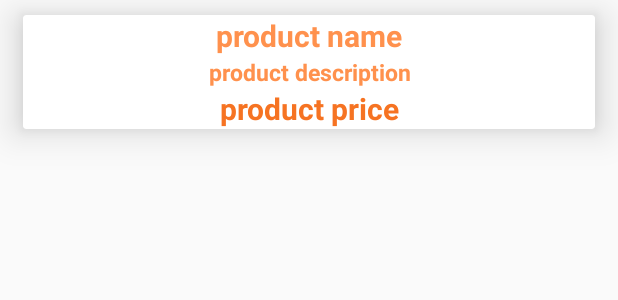
After one commit to jeneeDurai/AmazonDemo, an Android app: the layout product_layout.xml on its own in the app's theme, with its tools: preview values and no code run, on a phone screen of 412 x 824 dp. The commit adds this screen. Shown: the top 300 px of the screen. Run offline under Robolectric (Android 15) with nearby library versions, the phone set to English and light mode, and no system bars.

Commit message:
load product list

```diff
--- a/app/build.gradle
+++ b/app/build.gradle
@@ -30,6 +30,7 @@ dependencies {
     implementation 'com.google.firebase:firebase-core:16.0.1'
     implementation 'com.google.firebase:firebase-database:16.0.1'
     implementation 'com.google.firebase:firebase-storage:16.0.1'
+    implementation 'com.firebaseui:firebase-ui-database:4.0.0'
     implementation 'com.android.support:design:28.0.0'
     implementation 'com.android.support:cardview-v7:28.0.0'
     testImplementation 'junit:junit:4.12'
--- /dev/null
+++ b/app/src/main/res/layout/product_layout.xml
@@ -0,0 +1,57 @@
+<?xml version="1.0" encoding="utf-8"?>
+<android.support.v7.widget.CardView xmlns:android="http://schemas.android.com/apk/res/android"
+    android:layout_width="match_parent"
+    android:layout_height="wrap_content"
+    xmlns:app="http://schemas.android.com/apk/res-auto"
+    android:layout_marginTop="10dp"
+    android:layout_marginStart="15dp"
+    android:layout_marginEnd="15dp"
+    app:cardElevation="15dp"
+    >
+
+    <RelativeLayout
+        android:layout_width="match_parent"
+        android:layout_height="match_parent">
+
+        <TextView
+            android:id="@+id/card_product_name"
+            android:layout_width="match_parent"
+            android:layout_height="wrap_content"
+            android:text="product name"
+            android:textAlignment="center"
+            android:textSize="20sp"
+            android:textColor="@color/colorPrimary"
+            android:textStyle="bold"
+            />
+
+        <!--<ImageView-->
+            <!--android:id="@+id/card_product_image"-->
+            <!--android:layout_width="match_parent"-->
+            <!--android:layout_height="200dp"-->
+            <!--android:layout_below="@+id/card_product_name"/>-->
+
+        <TextView
+            android:id="@+id/card_product_description"
+            android:layout_width="match_parent"
+            android:layout_height="wrap_content"
+            android:text="product description"
+            android:textAlignment="center"
+            android:textSize="15sp"
+            android:textColor="@color/colorPrimary"
+            android:textStyle="bold"
+            android:layout_below="@+id/card_product_name"/>
+
+        <TextView
+            android:id="@+id/card_product_price"
+            android:layout_width="match_parent"
+            android:layout_height="wrap_content"
+            android:text="product price"
+            android:textAlignment="center"
+            android:textSize="20sp"
+            android:textColor="@color/colorPrimaryDark"
+            android:textStyle="bold"
+            android:layout_below="@+id/card_product_description"/>
+    </RelativeLayout>
+
+
+</android.support.v7.widget.CardView>
```
Also changed, not shown: app/src/main/java/com/example/amazondemo/HomeActivity.java (+54 -0 lines), app/src/main/java/com/example/amazondemo/interf/ItemClickListener.java (added, +8 -0 lines), app/src/main/java/com/example/amazondemo/model/Product.java (added, +92 -0 lines), app/src/main/java/com/example/amazondemo/viewHolder/ProductViewHolder.java (added, +39 -0 lines), app/src/main/res/drawable/ic_menu_camera.xml (deleted, +0 -12 lines), app/src/main/res/drawable/ic_menu_gallery.xml (deleted, +0 -9 lines), app/src/main/res/drawable/ic_menu_manage.xml (deleted, +0 -9 lines), app/src/main/res/drawable/ic_menu_send.xml (deleted, +0 -9 lines), app/src/main/res/drawable/ic_menu_share.xml (deleted, +0 -9 lines), app/src/main/res/drawable/ic_menu_slideshow.xml (deleted, +0 -9 lines), app/src/main/res/drawable/amazondemocover.png (deleted), app/src/main/res/drawable/applogo.png (deleted), app/src/main/res/drawable/login.jpg (deleted), app/src/main/res/drawable/register.png (deleted), 2 more files.
